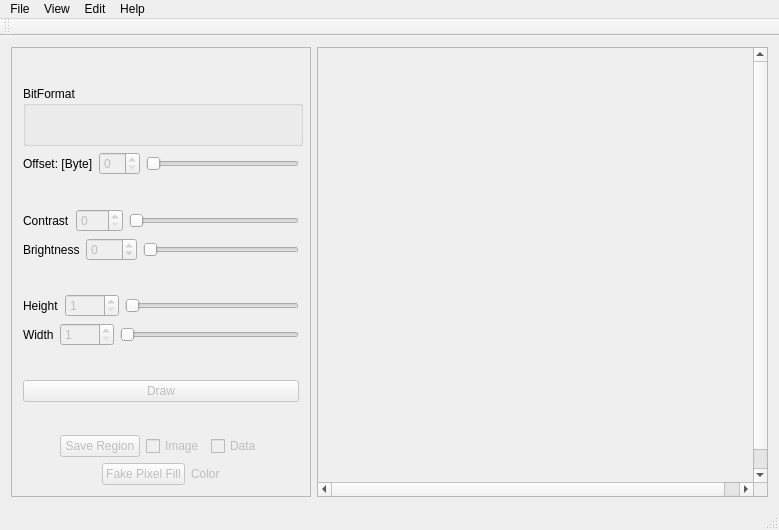
This is mainwindow.ui in ElfoLiNk/ImageStenography as Qt 5 draws it before an edit. The edited form follows.
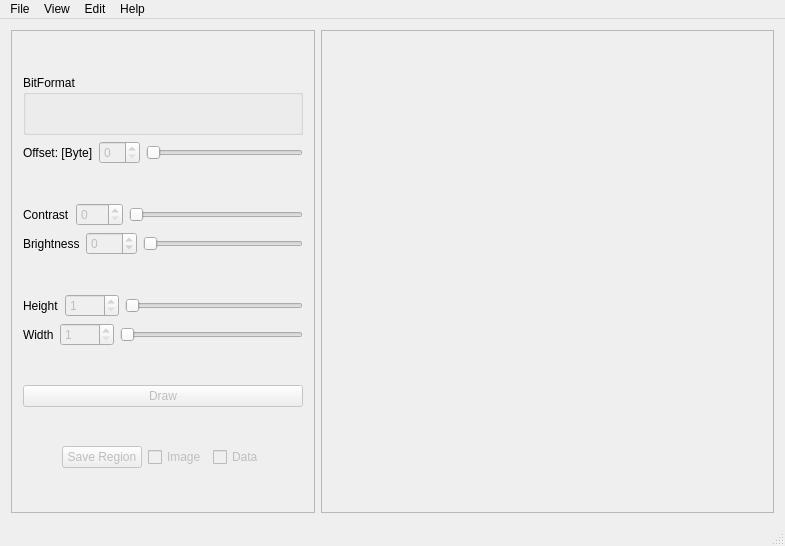
This is the edited form.

What changed in the file:
```diff
--- a/mainwindow.ui
+++ b/mainwindow.ui
@@ -6,8 +6,8 @@
    <rect>
     <x>0</x>
     <y>0</y>
-    <width>779</width>
-    <height>530</height>
+    <width>785</width>
+    <height>546</height>
    </rect>
   </property>
   <property name="windowTitle">
@@ -57,9 +57,15 @@
     </item>
     <item row="0" column="0">
      <widget class="QFrame" name="frame">
-      <property name="maximumSize">
+      <property name="minimumSize">
        <size>
         <width>300</width>
+        <height>0</height>
+       </size>
+      </property>
+      <property name="maximumSize">
+       <size>
+        <width>350</width>
         <height>16777215</height>
        </size>
       </property>
@@ -105,7 +111,7 @@
            <rect>
             <x>11</x>
             <y>22</y>
-            <width>307</width>
+            <width>261</width>
             <height>22</height>
            </rect>
           </property>
@@ -499,54 +505,17 @@
         </layout>
        </item>
        <item>
-        <layout class="QHBoxLayout" name="horizontalLayout_6">
-         <item>
-          <spacer name="horizontalSpacer">
-           <property name="orientation">
-            <enum>Qt::Horizontal</enum>
-           </property>
-           <property name="sizeHint" stdset="0">
-            <size>
-             <width>40</width>
-             <height>20</height>
-            </size>
-           </property>
-          </spacer>
-         </item>
-         <item>
-          <widget class="QPushButton" name="pixelFillpushButton">
-           <property name="enabled">
-            <bool>false</bool>
-           </property>
-           <property name="text">
-            <string>Fake Pixel Fill</string>
-           </property>
-          </widget>
-         </item>
-         <item>
-          <widget class="QLabel" name="colorLabel">
-           <property name="enabled">
-            <bool>false</bool>
-           </property>
-           <property name="text">
-            <string>Color</string>
-           </property>
-          </widget>
-         </item>
-         <item>
-          <spacer name="horizontalSpacer_4">
-           <property name="orientation">
-            <enum>Qt::Horizontal</enum>
-           </property>
-           <property name="sizeHint" stdset="0">
-            <size>
-             <width>40</width>
-             <height>20</height>
-            </size>
-           </property>
-          </spacer>
-         </item>
-        </layout>
+        <spacer name="verticalSpacer_6">
+         <property name="orientation">
+          <enum>Qt::Vertical</enum>
+         </property>
+         <property name="sizeHint" stdset="0">
+          <size>
+           <width>20</width>
+           <height>40</height>
+          </size>
+         </property>
+        </spacer>
        </item>
       </layout>
      </widget>
@@ -558,8 +527,8 @@
     <rect>
      <x>0</x>
      <y>0</y>
-     <width>779</width>
-     <height>19</height>
+     <width>785</width>
+     <height>21</height>
     </rect>
    </property>
    <widget class="QMenu" name="menuFile">
@@ -600,14 +569,6 @@
    <addaction name="menuEdit"/>
    <addaction name="menuHelp"/>
   </widget>
-  <widget class="QToolBar" name="mainToolBar">
-   <attribute name="toolBarArea">
-    <enum>TopToolBarArea</enum>
-   </attribute>
-   <attribute name="toolBarBreak">
-    <bool>false</bool>
-   </attribute>
-  </widget>
   <widget class="QStatusBar" name="statusBar"/>
   <action name="actionNew">
    <property name="text">
```
